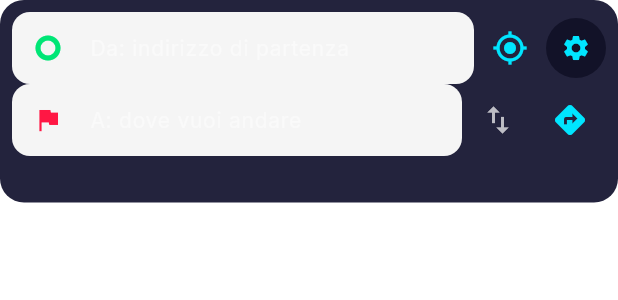
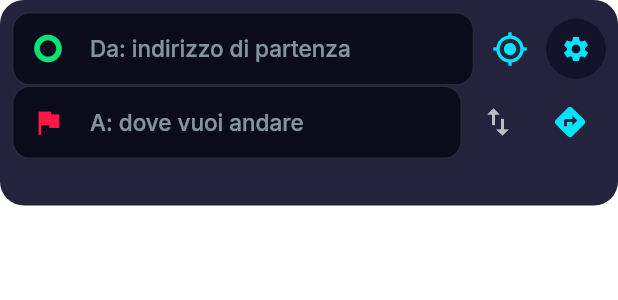
Before and after one commit to ristoword/MilieuAlert, a Flutter app: the _DirectionsPanel widget shown alone on an empty page, opened directly with empty values, on a phone screen of 412 x 824 dp. Shown: the top 300 px of the screen. Run offline on Flutter 3.47's test engine with Material 3 defaults, Android fonts, the phone set to English and light mode, and no system bars; our stand-ins replace dio, drift, flutter_local_notifications, flutter_map, flutter_riverpod, flutter_tts and 5 more; missing offline and left inert: dart:js_interop, maplibre_gl, tracelet; accounts and stored records are empty; generated files the repository leaves out were written again.

Commit message:
fix: show readable A-to-B addresses instead of password dots
Co-authored-by: Cursor <cursoragent@cursor.com>

```diff
--- a/lib/screens/map/map_screen.dart
+++ b/lib/screens/map/map_screen.dart
@@ -1,3 +1,4 @@
+import 'package:flutter/foundation.dart' show kIsWeb;
 import 'package:flutter/material.dart';
 import 'package:flutter_map/flutter_map.dart';
 import 'package:flutter_riverpod/flutter_riverpod.dart';
@@ -420,6 +421,7 @@ class _DirectionsPanel extends StatelessWidget {
                   children: [
                     Expanded(
                       child: _AddressField(
+                        fieldId: 'origin',
                         controller: originCtrl,
                         focusNode: originFocus,
                         hint: 'Da: indirizzo di partenza',
@@ -445,6 +447,7 @@ class _DirectionsPanel extends StatelessWidget {
                   children: [
                     Expanded(
                       child: _AddressField(
+                        fieldId: 'destination',
                         controller: destCtrl,
                         focusNode: destFocus,
                         hint: 'A: dove vuoi andare',
@@ -590,6 +593,7 @@ class _DirectionsPanel extends StatelessWidget {
 
 class _AddressField extends StatelessWidget {
   const _AddressField({
+    required this.fieldId,
     required this.controller,
     required this.focusNode,
     required this.hint,
@@ -598,6 +602,7 @@ class _AddressField extends StatelessWidget {
     required this.onChanged,
   });
 
+  final String fieldId;
   final TextEditingController controller;
   final FocusNode focusNode;
   final String hint;
@@ -608,16 +613,57 @@ class _AddressField extends StatelessWidget {
   @override
   Widget build(BuildContext context) {
     return TextField(
+      key: ValueKey('address-$fieldId'),
       controller: controller,
       focusNode: focusNode,
-      style: const TextStyle(color: Colors.white, fontSize: 14),
+      obscureText: false,
+      autocorrect: !kIsWeb,
+      enableSuggestions: true,
+      enableInteractiveSelection: true,
+      maxLines: 1,
+      keyboardType:
+          kIsWeb ? TextInputType.multiline : TextInputType.streetAddress,
+      textCapitalization: TextCapitalization.words,
+      autofillHints: const [
+        AutofillHints.streetAddressLine1,
+        AutofillHints.addressCity,
+        AutofillHints.location,
+      ],
+      smartDashesType: SmartDashesType.disabled,
+      smartQuotesType: SmartQuotesType.disabled,
+      cursorColor: NeonColors.cyan,
+      cursorWidth: 2,
+      style: const TextStyle(
+        color: Color(0xFFF4FBFF),
+        fontSize: 16,
+        fontWeight: FontWeight.w500,
+        letterSpacing: 0,
+        height: 1.3,
+      ),
       decoration: InputDecoration(
         hintText: hint,
-        hintStyle: TextStyle(color: Colors.white.withValues(alpha: 0.45)),
-        prefixIcon: Icon(icon, color: iconColor, size: 20),
-        border: InputBorder.none,
-        isDense: true,
-        contentPadding: const EdgeInsets.symmetric(vertical: 10),
+        hintStyle: const TextStyle(
+          color: Color(0x99D6EEF7),
+          fontSize: 15,
+          letterSpacing: 0,
+        ),
+        prefixIcon: Icon(icon, color: iconColor, size: 22),
+        filled: true,
+        fillColor: const Color(0xFF0B0B1C),
+        isDense: false,
+        contentPadding: const EdgeInsets.symmetric(horizontal: 12, vertical: 14),
+        border: OutlineInputBorder(
+          borderRadius: BorderRadius.circular(12),
+          borderSide: BorderSide(color: Colors.white.withValues(alpha: 0.12)),
+        ),
+        enabledBorder: OutlineInputBorder(
+          borderRadius: BorderRadius.circular(12),
+          borderSide: BorderSide(color: Colors.white.withValues(alpha: 0.12)),
+        ),
+        focusedBorder: OutlineInputBorder(
+          borderRadius: BorderRadius.circular(12),
+          borderSide: const BorderSide(color: NeonColors.cyan, width: 1.5),
+        ),
       ),
       onChanged: onChanged,
       textInputAction: TextInputAction.search,
```
Also changed, not shown: 5 other files.
